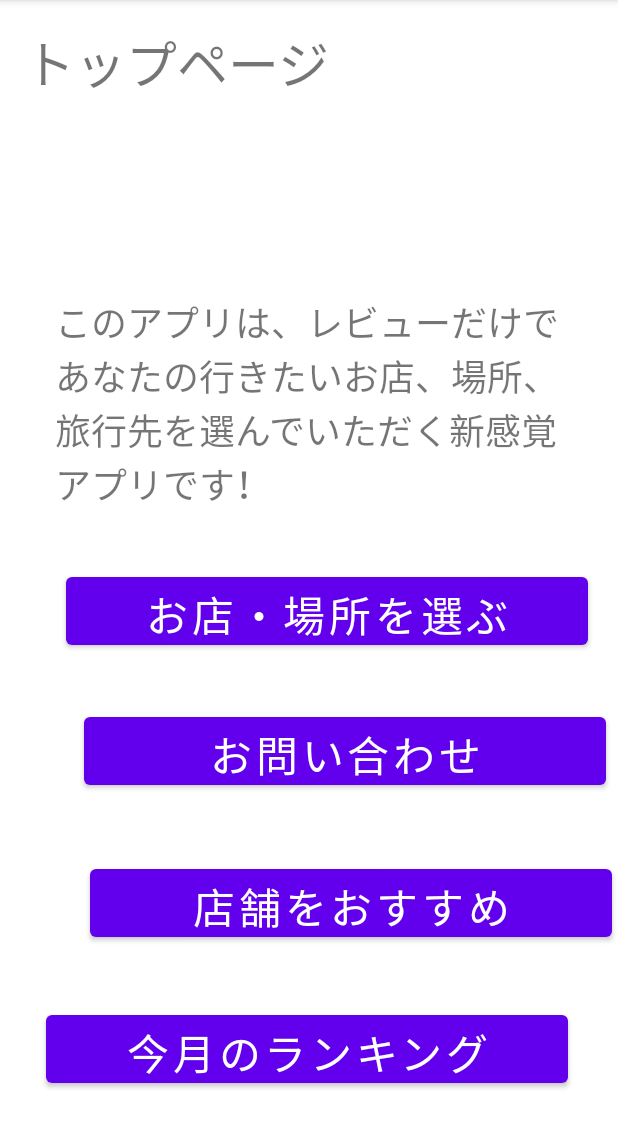
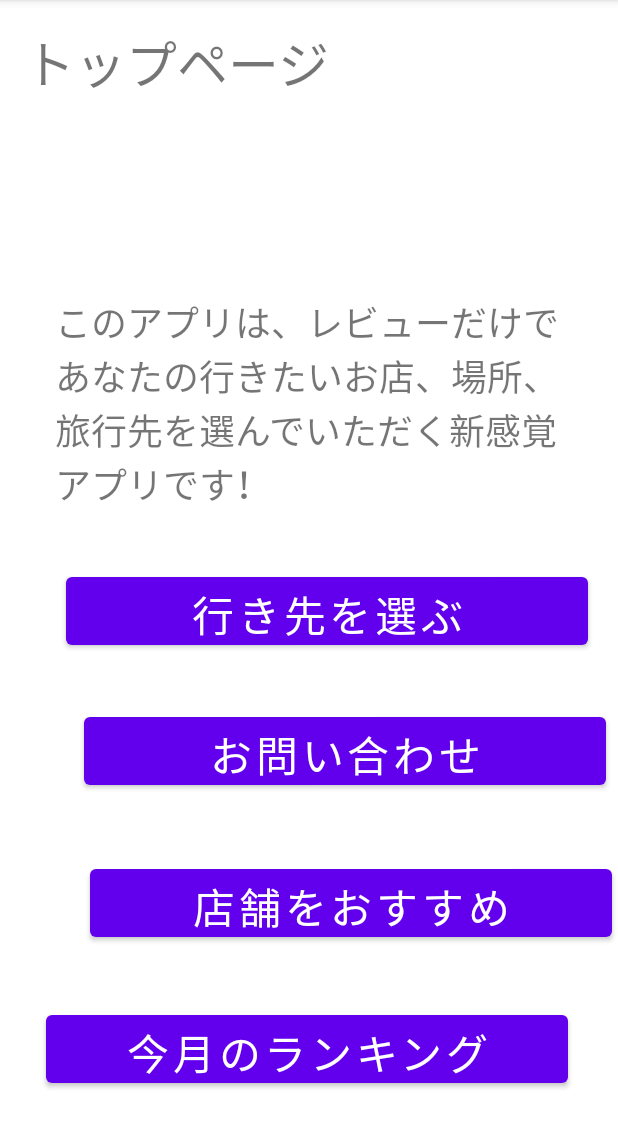
Before and after one commit to KATO-I4/Project1, an Android app: the screen it shows after launch (MainActivity), on a phone screen of 412 x 824 dp, the part 84-1232 px from its top. Run offline under Robolectric (Android 15) with nearby library versions, the phone set to English and light mode, and no system bars.

Commit message:
5/18 9:39

```diff
--- a/app/src/main/res/layout/activity_main.xml
+++ b/app/src/main/res/layout/activity_main.xml
@@ -12,7 +12,7 @@
         android:layout_height="57dp"
         android:layout_marginEnd="20dp"
         android:layout_marginBottom="332dp"
-        android:text="お店・場所を選ぶ"
+        android:text="行き先を選ぶ"
         android:textSize="28sp"
         app:layout_constraintBottom_toBottomOf="parent"
         app:layout_constraintEnd_toEndOf="parent" />
```
